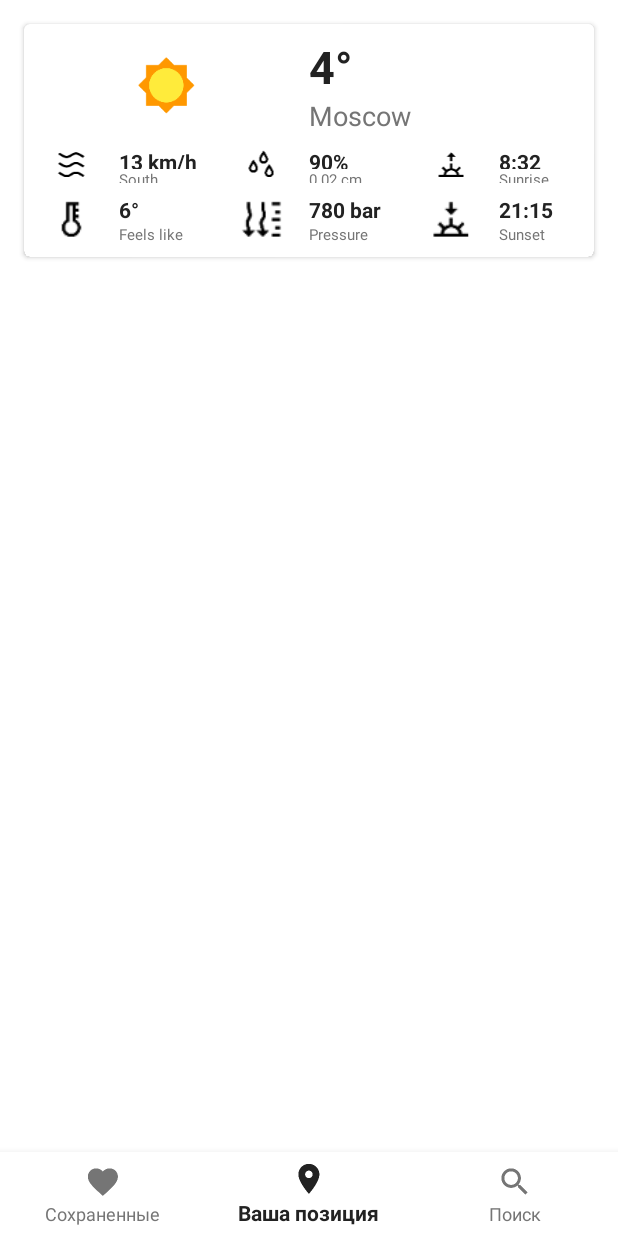
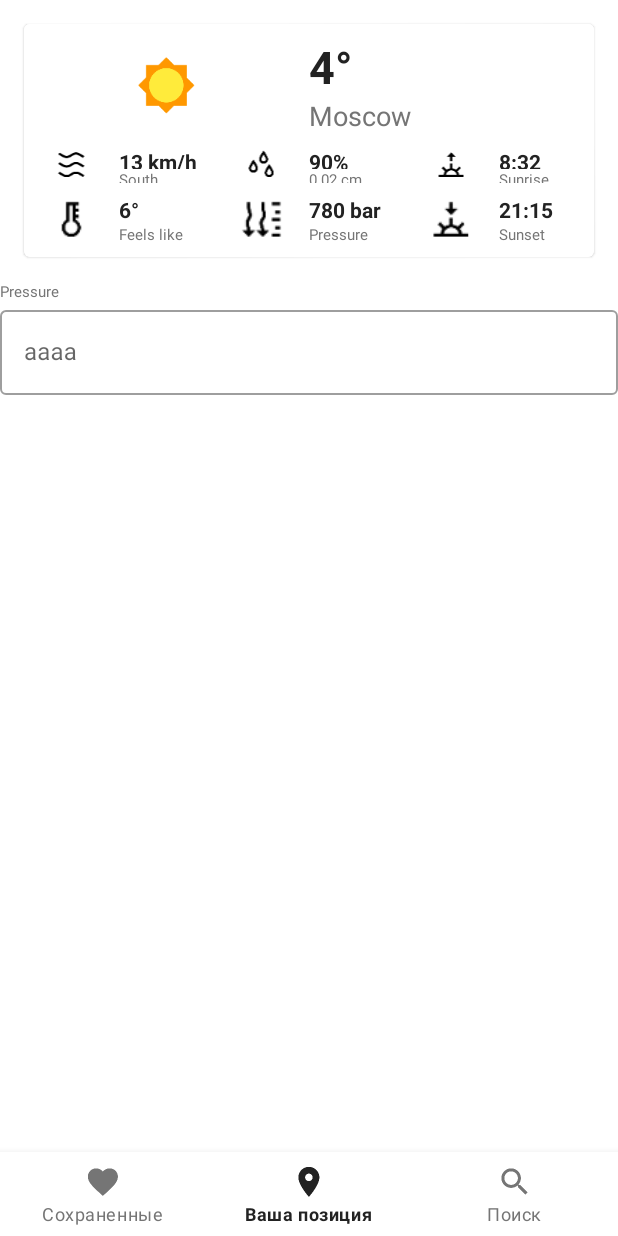
Before and after one commit to vldrshv/android_forecast, an Android app: the screen it shows after launch (MainActivity), item 2 of the bottom bar chosen, on a phone screen of 412 x 824 dp. Run offline under Robolectric (Android 15) with nearby library versions, the phone set to English and light mode, and no system bars.

Commit message:
migrated to MD 2.0 and android X

```diff
--- a/Forecast/app/src/main/java/com/example/vldrshv/forecast/CurrentLocationsF.kt
+++ b/Forecast/app/src/main/java/com/example/vldrshv/forecast/CurrentLocationsF.kt
@@ -1,10 +1,10 @@
 package com.example.vldrshv.forecast
 
 import android.os.Bundle
-import android.support.v4.app.Fragment
 import android.view.LayoutInflater
 import android.view.View
 import android.view.ViewGroup
+import androidx.fragment.app.Fragment
 
 
 class CurrentLocationsF : Fragment() {
--- a/Forecast/app/src/main/java/com/example/vldrshv/forecast/FavouriteLocationsF.kt
+++ b/Forecast/app/src/main/java/com/example/vldrshv/forecast/FavouriteLocationsF.kt
@@ -1,10 +1,10 @@
 package com.example.vldrshv.forecast
 
 import android.os.Bundle
-import android.support.v4.app.Fragment
 import android.view.LayoutInflater
 import android.view.View
 import android.view.ViewGroup
+import androidx.fragment.app.Fragment
 
 
 class FavouriteLocationsF : Fragment() {
--- a/Forecast/app/src/main/java/com/example/vldrshv/forecast/SearchLocationsF.kt
+++ b/Forecast/app/src/main/java/com/example/vldrshv/forecast/SearchLocationsF.kt
@@ -1,10 +1,10 @@
 package com.example.vldrshv.forecast
 
 import android.os.Bundle
-import android.support.v4.app.Fragment
 import android.view.LayoutInflater
 import android.view.View
 import android.view.ViewGroup
+import androidx.fragment.app.Fragment
 
 class SearchLocationsF : Fragment() {
 
--- a/Forecast/app/src/main/res/layout/activity_main.xml
+++ b/Forecast/app/src/main/res/layout/activity_main.xml
@@ -18,7 +18,7 @@
             <!--android:layout_height="match_parent"/>-->
     </FrameLayout>
 
-    <android.support.design.widget.BottomNavigationView
+    <com.google.android.material.bottomnavigation.BottomNavigationView
         android:id="@+id/bottom_navigation"
         android:layout_width="match_parent"
         android:layout_height="wrap_content"
--- a/Forecast/app/src/main/res/layout/current_locations_fragment.xml
+++ b/Forecast/app/src/main/res/layout/current_locations_fragment.xml
@@ -8,15 +8,16 @@
 
     <ScrollView
         android:layout_width="match_parent"
-        android:layout_height="match_parent">
+        android:layout_height="wrap_content">
 
         <LinearLayout
             android:layout_width="match_parent"
             android:layout_height="wrap_content"
-            android:orientation="vertical"
-            android:background="@color/cardBackgroundColor">
+            android:background="@color/cardBackgroundColor"
+            android:orientation="vertical">
 
-            <android.support.v7.widget.CardView xmlns:card_view="http://schemas.android.com/apk/res-auto"
+            <com.google.android.material.card.MaterialCardView
+                xmlns:card_view="http://schemas.android.com/apk/res-auto"
                 android:layout_width="match_parent"
                 android:layout_height="match_parent"
                 android:layout_margin="16dp"
@@ -26,8 +27,8 @@
                 <LinearLayout
                     android:layout_width="match_parent"
                     android:layout_height="match_parent"
-                    android:orientation="vertical"
-                    android:background="@color/cardBackgroundColor">
+                    android:background="@color/cardBackgroundColor"
+                    android:orientation="vertical">
 
                     <LinearLayout
                         android:layout_width="match_parent"
@@ -41,7 +42,7 @@
                             android:layout_height="match_parent"
                             android:layout_weight="1"
                             android:padding="16dp"
-                            app:srcCompat="@drawable/icons8_sun_200c"/>
+                            app:srcCompat="@drawable/icons8_sun_200c" />
 
                         <LinearLayout
                             android:layout_width="match_parent"
@@ -284,7 +285,7 @@
 
                 </LinearLayout>
 
-            </android.support.v7.widget.CardView>
+            </com.google.android.material.card.MaterialCardView>
         </LinearLayout>
     </ScrollView>
 
@@ -295,5 +296,14 @@
         android:text="Pressure"
         android:textColor="@color/colorMenuNotSelected"
         android:textSize="10sp" />
+    <com.google.android.material.textfield.TextInputLayout
+        style="@style/Widget.MaterialComponents.TextInputLayout.OutlinedBox"
+        android:layout_width="match_parent"
+        android:layout_height="wrap_content"
+        android:hint="aaaa">
 
+        <com.google.android.material.textfield.TextInputEditText
+            android:layout_width="match_parent"
+            android:layout_height="wrap_content"/>
+    </com.google.android.material.textfield.TextInputLayout>
 </LinearLayout>
--- a/Forecast/app/src/main/res/values/styles.xml
+++ b/Forecast/app/src/main/res/values/styles.xml
@@ -1,6 +1,6 @@
 <resources>
 
-    <style name="AppTheme" parent="Theme.AppCompat.NoActionBar">
+    <style name="AppTheme" parent="Theme.MaterialComponents.Light.NoActionBar">
         <item name="android:colorBackground">@color/colorBackground</item>
         <item name="colorPrimary">@color/colorPrimary</item>
         <item name="colorPrimaryDark">@color/colorPrimaryDark</item>
--- a/Forecast/build.gradle
+++ b/Forecast/build.gradle
@@ -7,7 +7,7 @@ buildscript {
         jcenter()
     }
     dependencies {
-        classpath 'com.android.tools.build:gradle:3.1.4'
+        classpath 'com.android.tools.build:gradle:3.3.1'
         classpath "org.jetbrains.kotlin:kotlin-gradle-plugin:$kotlin_version"
 
         // NOTE: Do not place your application dependencies here; they belong
--- a/Forecast/gradle.properties
+++ b/Forecast/gradle.properties
@@ -11,3 +11,5 @@ org.gradle.jvmargs=-Xmx1536m
 # This option should only be used with decoupled projects. More details, visit
 # http://www.gradle.org/docs/current/userguide/multi_project_builds.html#sec:decoupled_projects
 # org.gradle.parallel=true
+android.useAndroidX=true
+android.enableJetifier=true
```
Also changed, not shown: Forecast/app/build.gradle (+9 -6 lines), Forecast/app/src/main/java/com/example/vldrshv/forecast/MainActivity.kt (+7 -11 lines), Forecast/app/src/main/res/layout/favourite_locations_fragment.xml (+7 -5 lines), Forecast/app/src/main/res/layout/search_locations_fragment.xml (+7 -5 lines), Forecast/gradle/wrapper/gradle-wrapper.properties.
